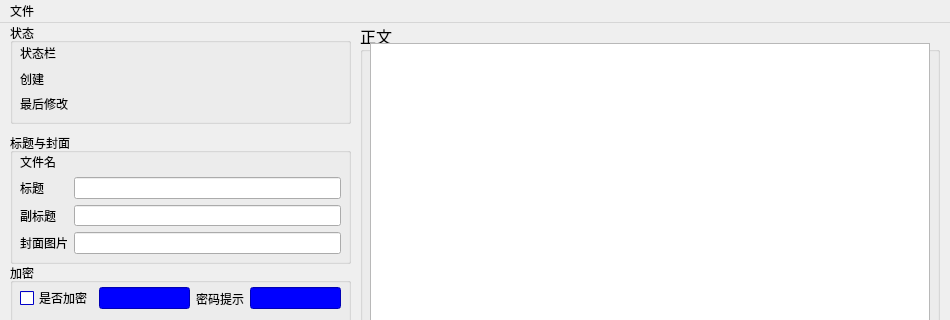
First picture: the form in fixiteditor_ui.ui, repository Maxwell-lx/FixitEditor, before the edit; both pictures show x 0 to 950 and y 0 to 320 of the 950 by 986 pixel window.
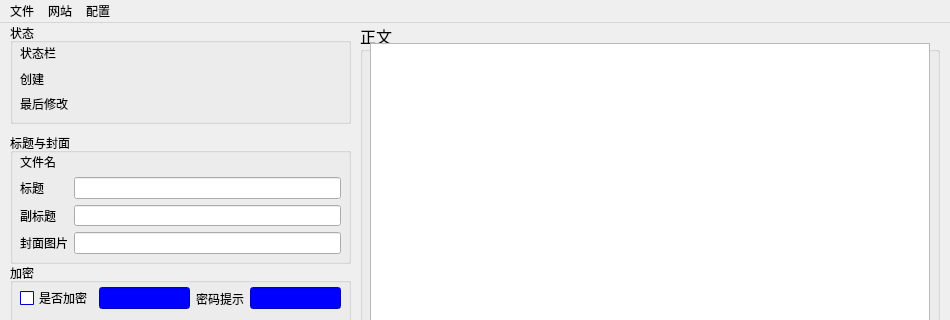
Second picture: the form after the edit. Icons and pictures are not drawn.

What changed in the file:
```diff
--- a/fixiteditor_ui.ui
+++ b/fixiteditor_ui.ui
@@ -2929,9 +2929,23 @@
     <addaction name="actionnew"/>
     <addaction name="actionload_post"/>
     <addaction name="actionsave"/>
+    <addaction name="separator"/>
+   </widget>
+   <widget class="QMenu" name="menu_2">
+    <property name="title">
+     <string>网站</string>
+    </property>
+    <addaction name="actionnewsite"/>
+   </widget>
+   <widget class="QMenu" name="menu_3">
+    <property name="title">
+     <string>配置</string>
+    </property>
     <addaction name="actionconfig"/>
    </widget>
    <addaction name="menu"/>
+   <addaction name="menu_2"/>
+   <addaction name="menu_3"/>
   </widget>
   <action name="actionnew">
    <property name="text">
```
Left out of the diff: 7 changed lines with no effect on the pictures.
